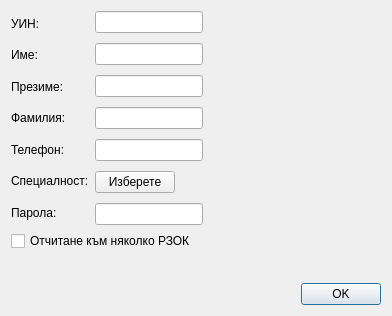
Before: the Qt Designer form src/View/Widgets/DoctorSettingsDialog.ui in thefinalcutbg/DinoDent, drawn with Qt 5.
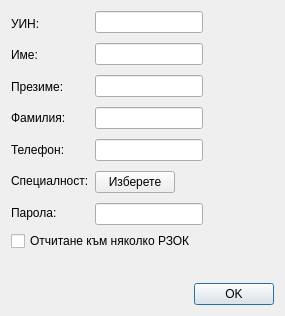
After: the same form once the commit is applied. Custom widgets are drawn as their Qt base class.

```diff
--- a/src/View/Widgets/DoctorSettingsDialog.ui
+++ b/src/View/Widgets/DoctorSettingsDialog.ui
@@ -6,7 +6,7 @@
    <rect>
     <x>0</x>
     <y>0</y>
-    <width>392</width>
+    <width>285</width>
     <height>316</height>
    </rect>
   </property>
```
